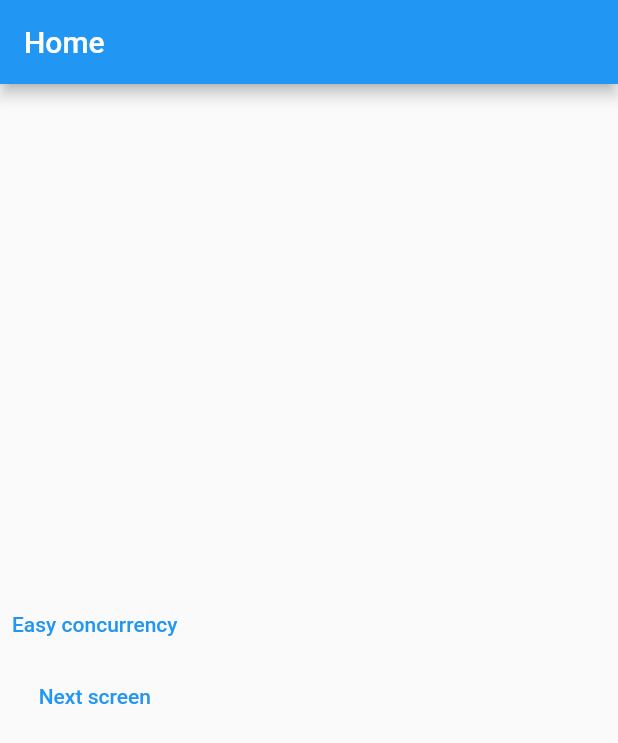
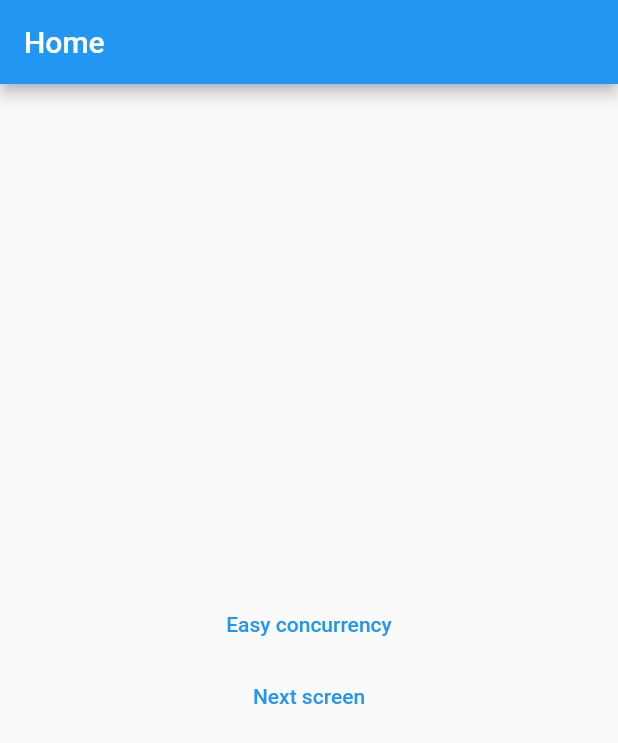
Before and after one commit to itWithGeorge/bloc_concurrency, a Flutter app: the screen it shows after launch, on a phone screen of 412 x 824 dp. Shown: the top 743 px of the screen. Run offline on Flutter 3.47's test engine with Material 2 defaults, Android fonts, the phone set to English and light mode, and no system bars; our stand-ins replace bloc, bloc_concurrency, flutter_bloc.

Commit message:
minor changes [#5]

```diff
--- a/lib/common/presentation/router/common_router.dart
+++ b/lib/common/presentation/router/common_router.dart
@@ -11,6 +11,7 @@ class CommonRouter {
         return MaterialPageRoute(builder: (_) => const HomeScreen());
 
       case '/easyConcurrency':
+        // CharacterBloc is scoped - WillPopScope should handle carefully!
         return MaterialPageRoute(
             builder: (_) => BlocProvider<CharacterBloc>(
                   create: (context) => CharacterBloc(),
--- a/lib/common/presentation/screens/home_screen.dart
+++ b/lib/common/presentation/screens/home_screen.dart
@@ -7,9 +7,10 @@ class HomeScreen extends StatelessWidget {
   Widget build(BuildContext context) {
     return Scaffold(
       appBar: AppBar(title: const Text('Home')),
-      body: Column(
+      body: Center(
+        child: Column(
           mainAxisAlignment: MainAxisAlignment.center,
-        crossAxisAlignment: CrossAxisAlignment.center,
+          mainAxisSize: MainAxisSize.min,
           children: [
             TextButton(
                 onPressed: () =>
@@ -18,6 +19,7 @@ class HomeScreen extends StatelessWidget {
             TextButton(onPressed: () => {}, child: const Text('Next screen')),
           ],
         ),
+      ),
     );
   }
 }
--- a/lib/easy_concurrency/data/service/add_event_service.dart
+++ b/lib/easy_concurrency/data/service/add_event_service.dart
@@ -1,6 +1,5 @@
 import 'package:skawa_bloc_test/easy_concurrency/data/model/character.dart';
 import 'package:skawa_bloc_test/easy_concurrency/logic/bloc/character_bloc.dart';
-import 'package:flutter/foundation.dart' show debugPrint;
 
 const message = 'Skawa_Innovation_Ltd.';
 
@@ -10,10 +9,12 @@ class AddEventService {
   factory AddEventService.instance() => _instance;
 
   // track execution to dismiss context.pop when bloc.add() is in progress
-  bool willPop = false;
+  // called from CustomPopupMenu
+  bool willPop = true;
 
   void addEvent(
       {required CharacterBloc bloc, required bool isSequential}) async {
+    willPop = false;
     var _messageList = message.split('');
 
     for (int i = 0; i < _messageList.length; i++) {
```
Also changed, not shown: lib/main.dart (+5 -2 lines). Lines whose indentation alone changed are shown as unchanged.
